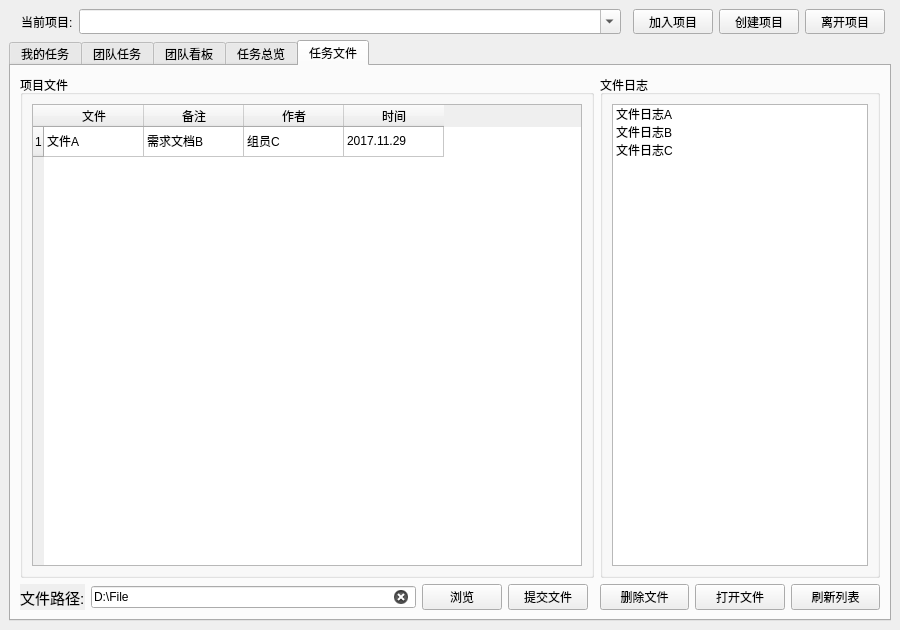
Old version of the form TA/mainwindow.ui in the repository Rean1030/Ta-Together.
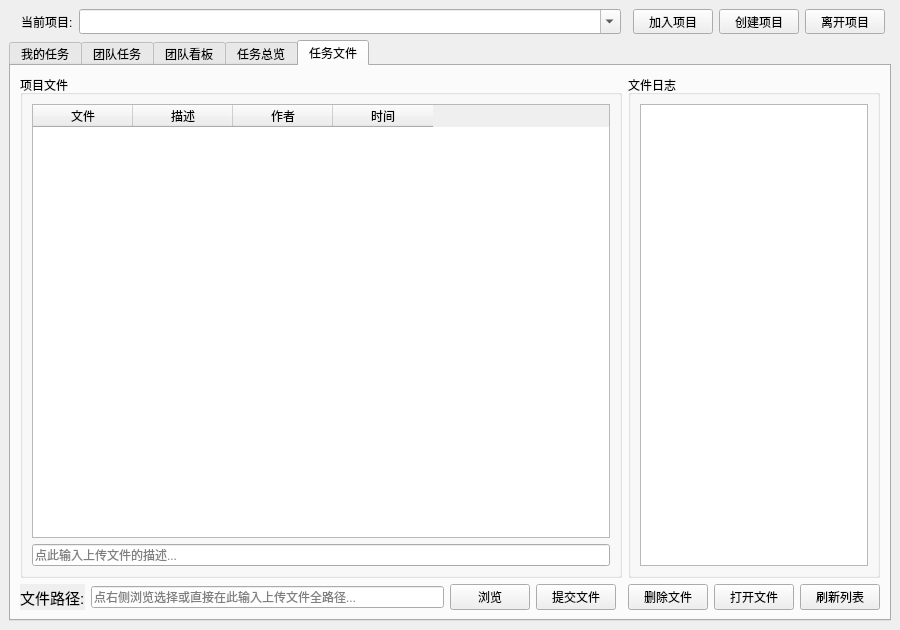
New version of the form. The open tabs and pages were chosen to show the change. Icons and pictures are not drawn.

Patch:
```diff
--- a/TA/mainwindow.ui
+++ b/TA/mainwindow.ui
@@ -1176,7 +1176,10 @@
         <item row="1" column="1">
          <widget class="QLineEdit" name="lineEdit_Path">
           <property name="text">
-           <string>D:\File</string>
+           <string/>
+          </property>
+          <property name="placeholderText">
+           <string>点右侧浏览选择或直接在此输入上传文件全路径...</string>
           </property>
           <property name="clearButtonEnabled">
            <bool>true</bool>
@@ -1222,14 +1225,30 @@
           <layout class="QGridLayout" name="gridLayout_11">
            <item row="0" column="0">
             <widget class="QTableWidget" name="tableWidget_ProjectFile">
+             <property name="sizeAdjustPolicy">
+              <enum>QAbstractScrollArea::AdjustToContentsOnFirstShow</enum>
+             </property>
              <property name="editTriggers">
               <set>QAbstractItemView::NoEditTriggers</set>
              </property>
-             <row>
-              <property name="text">
-               <string>1</string>
-              </property>
-             </row>
+             <property name="rowCount">
+              <number>0</number>
+             </property>
+             <attribute name="horizontalHeaderCascadingSectionResizes">
+              <bool>false</bool>
+             </attribute>
+             <attribute name="horizontalHeaderHighlightSections">
+              <bool>true</bool>
+             </attribute>
+             <attribute name="verticalHeaderCascadingSectionResizes">
+              <bool>false</bool>
+             </attribute>
+             <attribute name="verticalHeaderDefaultSectionSize">
+              <number>55</number>
+             </attribute>
+             <attribute name="verticalHeaderMinimumSectionSize">
+              <number>55</number>
+             </attribute>
              <column>
               <property name="text">
                <string>文件</string>
@@ -1237,7 +1256,7 @@
              </column>
              <column>
               <property name="text">
-               <string>备注</string>
+               <string>描述</string>
               </property>
              </column>
              <column>
@@ -1250,26 +1269,16 @@
                <string>时间</string>
               </property>
              </column>
-             <item row="0" column="0">
-              <property name="text">
-               <string>文件A</string>
-              </property>
-             </item>
-             <item row="0" column="1">
-              <property name="text">
-               <string>需求文档B</string>
-              </property>
-             </item>
-             <item row="0" column="2">
-              <property name="text">
-               <string>组员C</string>
-              </property>
-             </item>
-             <item row="0" column="3">
-              <property name="text">
-               <string>2017.11.29</string>
-              </property>
-             </item>
+            </widget>
+           </item>
+           <item row="1" column="0">
+            <widget class="QLineEdit" name="lineEdit_FileDes">
+             <property name="placeholderText">
+              <string>点此输入上传文件的描述...</string>
+             </property>
+             <property name="clearButtonEnabled">
+              <bool>true</bool>
+             </property>
             </widget>
            </item>
           </layout>
@@ -1283,21 +1292,21 @@
           <layout class="QGridLayout" name="gridLayout_10">
            <item row="0" column="0">
             <widget class="QListWidget" name="listWidget_FileLog">
-             <item>
-              <property name="text">
-               <string>文件日志A</string>
-              </property>
-             </item>
-             <item>
-              <property name="text">
-               <string>文件日志B</string>
-              </property>
-             </item>
-             <item>
-              <property name="text">
-               <string>文件日志C</string>
-              </property>
-             </item>
+             <property name="contextMenuPolicy">
+              <enum>Qt::CustomContextMenu</enum>
+             </property>
+             <property name="sizeAdjustPolicy">
+              <enum>QAbstractScrollArea::AdjustToContentsOnFirstShow</enum>
+             </property>
+             <property name="editTriggers">
+              <set>QAbstractItemView::NoEditTriggers</set>
+             </property>
+             <property name="resizeMode">
+              <enum>QListView::Adjust</enum>
+             </property>
+             <property name="layoutMode">
+              <enum>QListView::Batched</enum>
+             </property>
             </widget>
            </item>
           </layout>
```
Left out of the diff: 78 changed lines with no effect on the pictures.
